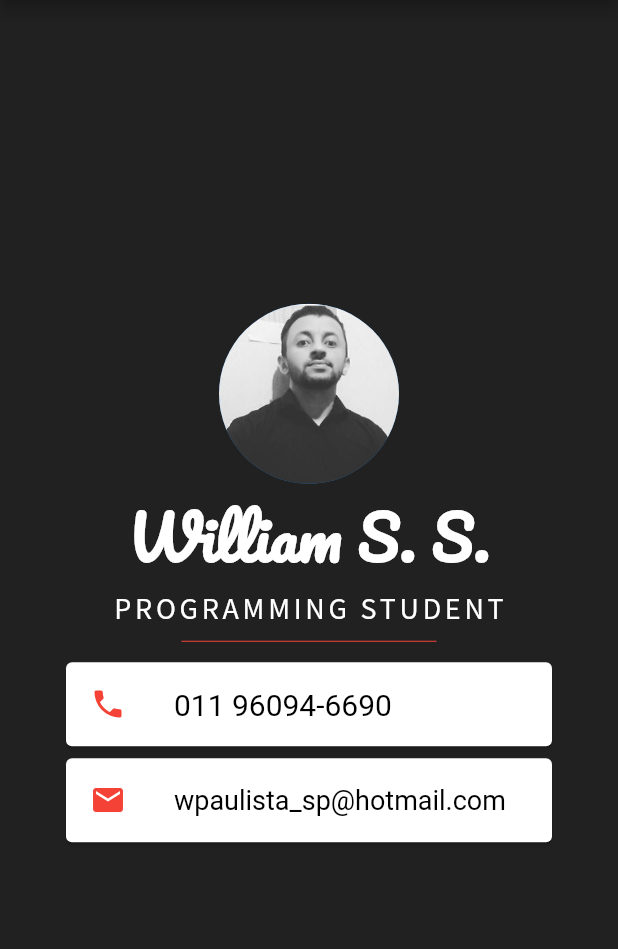
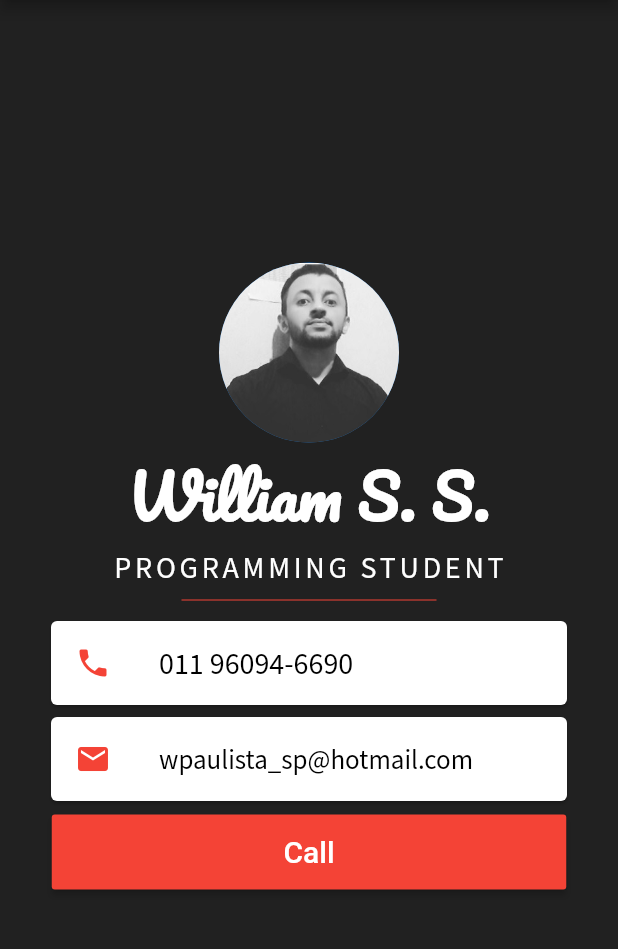
Before and after one commit to Williamkyorazo/meu_cartao, a Flutter app: the screen it shows after launch, on a phone screen of 412 x 824 dp, the part 84-1033 px from its top. Run offline on Flutter 3.47's test engine with Material 2 defaults, Android fonts, the phone set to English and light mode, and no system bars; missing offline and left inert: call_number.

Commit message:
call functionality

```diff
--- a/lib/main.dart
+++ b/lib/main.dart
@@ -1,8 +1,20 @@
 import 'package:flutter/material.dart';
+import 'package:call_number/call_number.dart';
 
 void main() => runApp(MyApp());
 
-class MyApp extends StatelessWidget {
+class MyApp extends StatefulWidget {
+  @override
+  _MyAppState createState() => _MyAppState();
+}
+
+class _MyAppState extends State<MyApp> {
+
+  //call function
+  _initCall() async {
+    await new CallNumber().callNumber('+5511960946690');
+  }
+
   @override
   Widget build(BuildContext context) {
     return MaterialApp(
@@ -16,6 +28,7 @@ class MyApp extends StatelessWidget {
           centerTitle: true,
         ),
         body: Center(
+            child: SingleChildScrollView(
           child: Column(
             mainAxisAlignment: MainAxisAlignment.center,
             children: <Widget>[
@@ -47,7 +60,7 @@ class MyApp extends StatelessWidget {
                 ),
               ),
               Padding(
-              padding: const EdgeInsets.symmetric(horizontal: 40.0),
+                padding: const EdgeInsets.symmetric(horizontal: 30.0),
                 child: Card(
                     child: ListTile(
                         leading: Icon(
@@ -56,11 +69,14 @@ class MyApp extends StatelessWidget {
                         ),
                         title: Text(
                           "011 96094-6690",
-                        style: TextStyle(color: Colors.black, fontSize: 20.0),
+                          style: TextStyle(
+                              color: Colors.black,
+                              fontSize: 20.0,
+                              fontFamily: 'Source Sans Pro'),
                         ))),
               ),
               Padding(
-              padding: const EdgeInsets.symmetric(horizontal: 40.0),
+                padding: const EdgeInsets.symmetric(horizontal: 30.0),
                 child: Card(
                     child: ListTile(
                         leading: Icon(
@@ -69,11 +85,31 @@ class MyApp extends StatelessWidget {
                         ),
                         title: Text(
                           "wpaulista_sp@hotmail.com",
-                        style: TextStyle(color: Colors.black, fontSize: 18.0),
+                          style: TextStyle(
+                              color: Colors.black,
+                              fontSize: 18.0,
+                              fontFamily: 'Source Sans Pro'),
                         ))),
               ),
+              Padding(
+                padding: const EdgeInsets.only(top: 5.0),
+                child: Container(
+                  height: 50,
+                  width: 343.0,
+                  child: RaisedButton(
+                    color: Colors.red,
+                    child:
+                        Text("Call", style: TextStyle(color: Colors.white, fontSize: 20.0)),
+                    onPressed: () {
+                      _initCall();
+                    },
+                  ),
+                ),
+              ),
             ],
-        )),
+          ),
+        )
+        ),
       ),
     );
   }
--- a/pubspec.yaml
+++ b/pubspec.yaml
@@ -9,6 +9,8 @@ environment:
 dependencies:
   flutter:
     sdk: flutter
+
+  call_number: ^0.0.1
 
   cupertino_icons: ^0.1.2
 
```
Also changed, not shown: images/Screenshot.png (added), pubspec.lock, 6 other files. Lines whose indentation alone changed are shown as unchanged.
